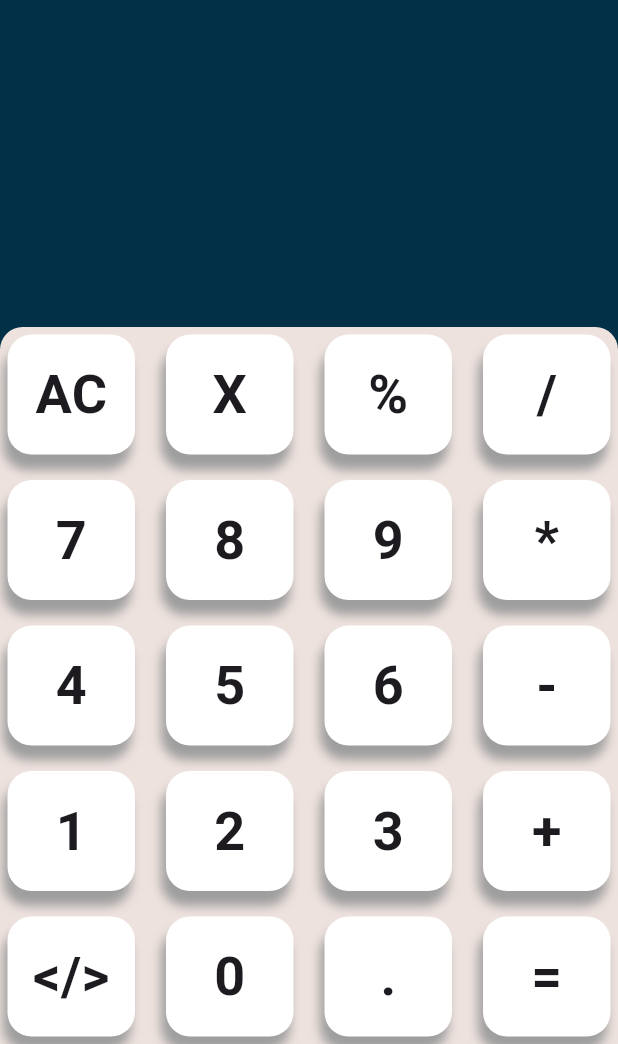
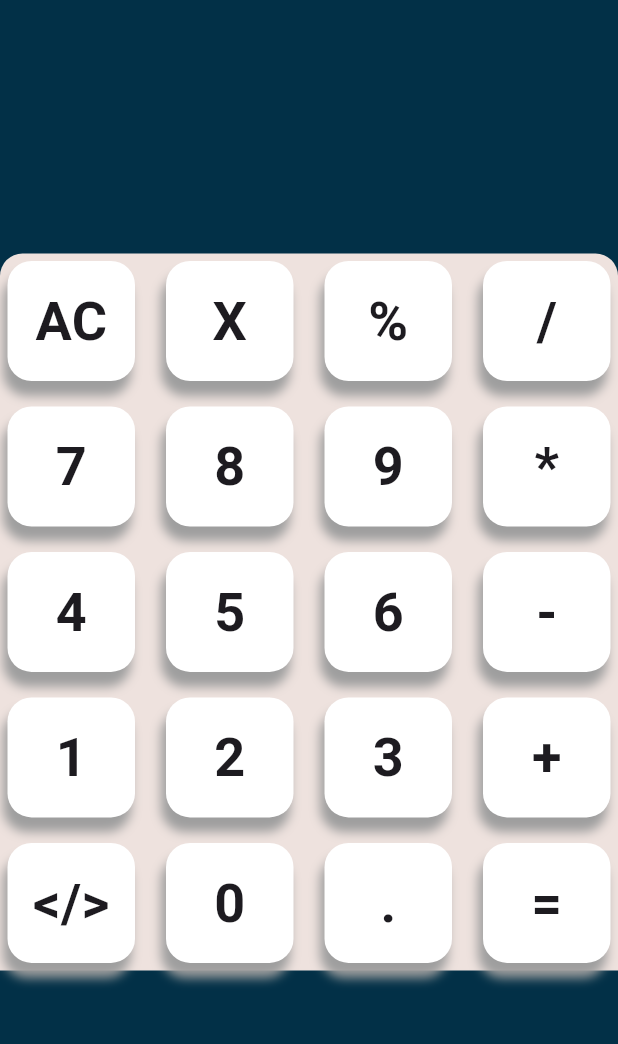
Before and after one commit to nabinpurbey03/calculator_flutter, a Flutter app: the screen it shows after launch, on a phone screen of 412 x 824 dp, the part 192-1236 px from its top. Run offline on Flutter 3.47's test engine with Material 2 defaults, Android fonts, the light colour scheme and no system bars.

Commit message:
inital commit

```diff
--- a/lib/calculation.dart
+++ b/lib/calculation.dart
@@ -49,10 +49,10 @@ String calculator(String operand1, String operand2, String operator) {
         result = (num1 * num2).toString();
         break;
       case "/":
-        result = (num1 / num2).ceil().toString();
+        result = (num1 / num2).toString();
         break;
       case "%":
-        result = (num1 * (num2 / 100)).ceil().toString();
+        result = (num1 * (num2 / 100)).toString();
         break;
     }
   }
--- a/lib/main.dart
+++ b/lib/main.dart
@@ -79,7 +79,9 @@ class _MyHomePageState extends State<MyHomePage> {
                   fontSize: 30,
                   color: Colors.purple)),
           centerTitle: true),
-      body: Column(
+      body: SingleChildScrollView(
+        scrollDirection: Axis.vertical,
+        child: Column(
           mainAxisAlignment: MainAxisAlignment.spaceBetween,
           children: [
             Container(
@@ -189,6 +191,7 @@ class _MyHomePageState extends State<MyHomePage> {
             )
           ],
         ),
+      ),
     );
   }
 }
```
Lines whose indentation alone changed are shown as unchanged.
